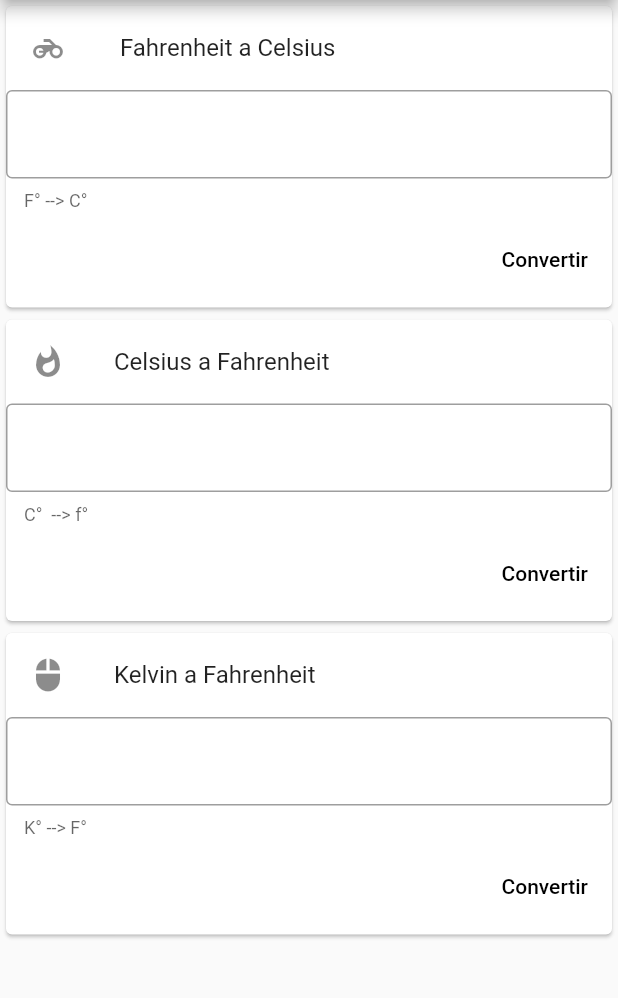
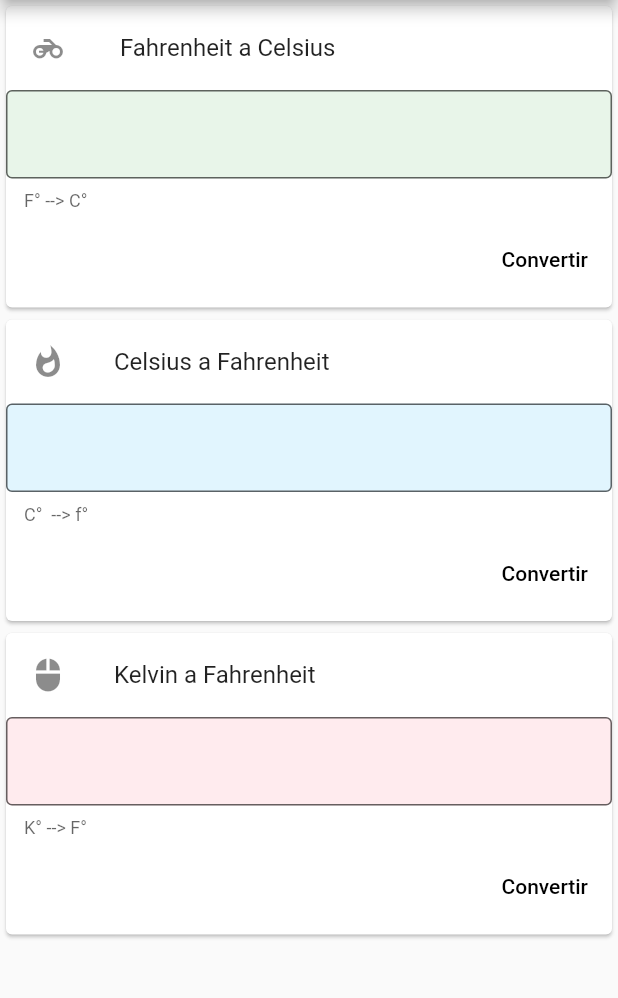
Before and after one commit to Jose-Ivan-890/Conversor, a Flutter app: the Temperatura screen opened by its route, on a phone screen of 412 x 824 dp, the part 84-1082 px from its top. Run offline on Flutter 3.47's test engine with Material 2 defaults, Android fonts, the phone set to English and light mode, and no system bars; our stand-ins replace splashscreen; network calls fail.

```diff
--- a/lib/temperatura.dart
+++ b/lib/temperatura.dart
@@ -3,6 +3,8 @@ import 'package:flutter/material.dart';
 
 class Temperatura extends StatelessWidget{
   TextEditingController KGController= TextEditingController();
+  TextEditingController KGController2= TextEditingController();
+  TextEditingController KGController3= TextEditingController();
 double resultado,op;
   @override
   Widget build(BuildContext context) {
@@ -27,7 +29,8 @@ double resultado,op;
                     controller: KGController,
                     keyboardType: TextInputType.number,// aparece un teclado numerico
                     decoration: InputDecoration(
-
+                      fillColor: Colors.green[50],
+                      filled: true,
                       border: OutlineInputBorder(),
                       helperText: 'F° --> C°'
                     ),
@@ -64,9 +67,11 @@ double resultado,op;
                     title: Text('Celsius a Fahrenheit'),
                   ),
                   TextField(
-                    controller: KGController,
+                    controller: KGController2,
                     keyboardType: TextInputType.number,// aparece un teclado numerico
                     decoration: InputDecoration(
+                      fillColor: Colors.lightBlue[50],
+                      filled: true,
                       border: OutlineInputBorder(),
                       helperText: 'C°  --> f°'
                     ),
@@ -76,7 +81,7 @@ double resultado,op;
                       children: <Widget>[
                         FlatButton(child: Text('Convertir'),
                         onPressed: (){
-                          resultado= double.parse(KGController.text);
+                          resultado= double.parse(KGController2.text);
                           op= (resultado*(9/5))+32;
                           return showDialog(
                             context: context,
@@ -103,9 +108,11 @@ double resultado,op;
                     title: Text('Kelvin a Fahrenheit'),
                   ),
                   TextField(
-                    controller: KGController,
+                    controller: KGController3,
                     keyboardType: TextInputType.number,// aparece un teclado numerico
                     decoration: InputDecoration(
+                      fillColor: Colors.red[50],
+                      filled: true,
                       border: OutlineInputBorder(),
                       helperText: 'K° --> F°'
                     ),
@@ -115,7 +122,7 @@ double resultado,op;
                       children: <Widget>[
                         FlatButton(child: Text('Convertir'),
                         onPressed: (){
-                          resultado= double.parse(KGController.text);
+                          resultado= double.parse(KGController3.text);
                           op=(resultado-273.15)*(9/5)+32;
                           return showDialog(
                             context: context,
```
Also changed, not shown: lib/longitud.dart (+18 -11 lines), lib/masa.dart (+17 -7 lines), lib/volumen.dart (+9 -6 lines).
